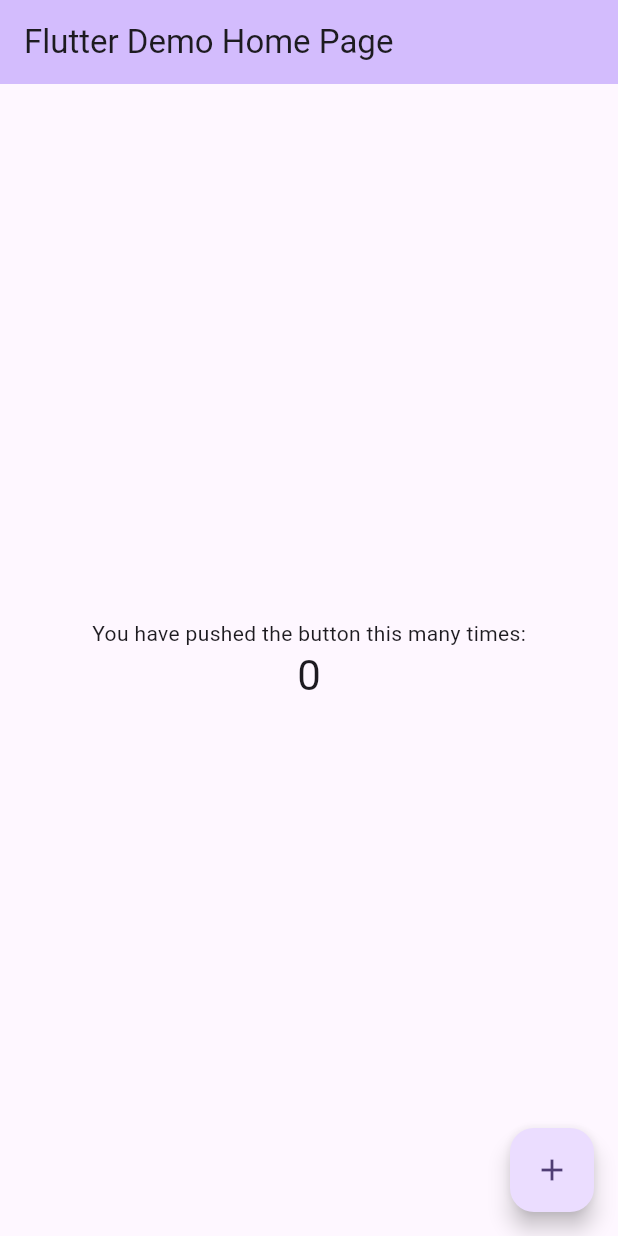
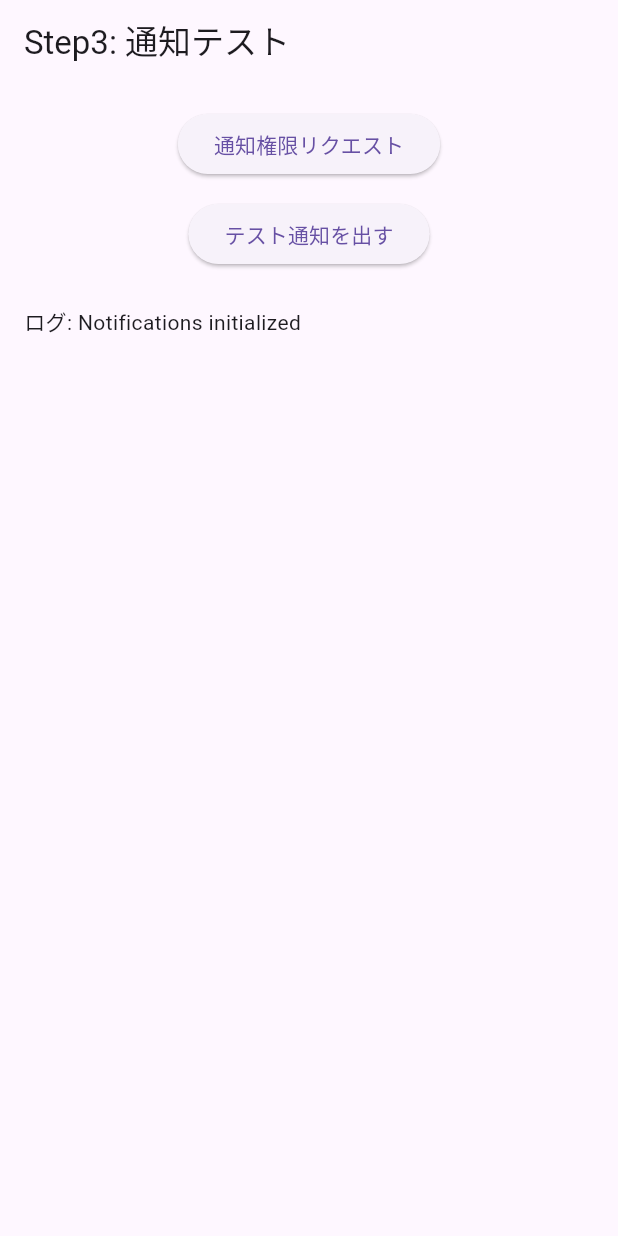
Before and after one commit to toyotarou/test_flutter_geofencing_sample2, a Flutter app: the screen it shows after launch, on a phone screen of 412 x 824 dp. Run offline on Flutter 3.47's test engine with Material 3 defaults, Android fonts, the phone set to English and light mode, and no system bars; our stand-ins replace flutter_local_notifications, permission_handler.

Commit message:
commit 20260226 step3

```diff
--- a/lib/main.dart
+++ b/lib/main.dart
@@ -1,121 +1,98 @@
+import 'dart:typed_data';
+
 import 'package:flutter/material.dart';
+import 'package:flutter_local_notifications/flutter_local_notifications.dart';
+import 'package:permission_handler/permission_handler.dart';
 
-void main() {
+void main() async {
+  WidgetsFlutterBinding.ensureInitialized();
   runApp(const MyApp());
 }
 
 class MyApp extends StatelessWidget {
   const MyApp({super.key});
 
-  // This widget is the root of your application.
   @override
   Widget build(BuildContext context) {
-    return MaterialApp(
-      title: 'Flutter Demo',
-      theme: ThemeData(
-        // This is the theme of your application.
-        //
-        // TRY THIS: Try running your application with "flutter run". You'll see
-        // the application has a purple toolbar. Then, without quitting the app,
-        // try changing the seedColor in the colorScheme below to Colors.green
-        // and then invoke "hot reload" (save your changes or press the "hot
-        // reload" button in a Flutter-supported IDE, or press "r" if you used
-        // the command line to start the app).
-        //
-        // Notice that the counter didn't reset back to zero; the application
-        // state is not lost during the reload. To reset the state, use hot
-        // restart instead.
-        //
-        // This works for code too, not just values: Most code changes can be
-        // tested with just a hot reload.
-        colorScheme: .fromSeed(seedColor: Colors.deepPurple),
-      ),
-      home: const MyHomePage(title: 'Flutter Demo Home Page'),
-    );
+    return const MaterialApp(home: Home());
   }
 }
 
-class MyHomePage extends StatefulWidget {
-  const MyHomePage({super.key, required this.title});
-
-  // This widget is the home page of your application. It is stateful, meaning
-  // that it has a State object (defined below) that contains fields that affect
-  // how it looks.
-
-  // This class is the configuration for the state. It holds the values (in this
-  // case the title) provided by the parent (in this case the App widget) and
-  // used by the build method of the State. Fields in a Widget subclass are
-  // always marked "final".
-
-  final String title;
+class Home extends StatefulWidget {
+  const Home({super.key});
 
   @override
-  State<MyHomePage> createState() => _MyHomePageState();
+  State<Home> createState() => _HomeState();
 }
 
-class _MyHomePageState extends State<MyHomePage> {
-  int _counter = 0;
+class _HomeState extends State<Home> {
+  final FlutterLocalNotificationsPlugin _notifications = FlutterLocalNotificationsPlugin();
 
-  void _incrementCounter() {
-    setState(() {
-      // This call to setState tells the Flutter framework that something has
-      // changed in this State, which causes it to rerun the build method below
-      // so that the display can reflect the updated values. If we changed
-      // _counter without calling setState(), then the build method would not be
-      // called again, and so nothing would appear to happen.
-      _counter++;
-    });
+  String _log = '';
+
+  ///
+  @override
+  void initState() {
+    super.initState();
+
+    _initNotifications();
   }
 
+  ///
+  Future<void> _initNotifications() async {
+    const InitializationSettings initSettings = InitializationSettings(
+      android: AndroidInitializationSettings('@mipmap/ic_launcher'),
+      iOS: DarwinInitializationSettings(),
+    );
+
+    await _notifications.initialize(settings: initSettings);
+
+    setState(() => _log = 'Notifications initialized');
+  }
+
+  ///
+  Future<void> _requestNotificationPermission() async {
+    await Permission.notification.request();
+    setState(() => _log = 'Permission.notification requested');
+  }
+
+  ///
+  Future<void> _showTestNotification() async {
+    final AndroidNotificationDetails androidDetails = AndroidNotificationDetails(
+      'test',
+      'Test',
+      channelDescription: 'test notification',
+      importance: Importance.max,
+      priority: Priority.high,
+      vibrationPattern: Int64List.fromList(<int>[0, 400, 200, 400]),
+    );
+
+    await _notifications.show(
+      id: 1,
+      title: 'テスト通知',
+      body: '通知が出れば OK（振動も確認）',
+      notificationDetails: NotificationDetails(android: androidDetails),
+    );
+
+    setState(() => _log = 'Notification shown');
+  }
+
+  ///
   @override
   Widget build(BuildContext context) {
-    // This method is rerun every time setState is called, for instance as done
-    // by the _incrementCounter method above.
-    //
-    // The Flutter framework has been optimized to make rerunning build methods
-    // fast, so that you can just rebuild anything that needs updating rather
-    // than having to individually change instances of widgets.
     return Scaffold(
-      appBar: AppBar(
-        // TRY THIS: Try changing the color here to a specific color (to
-        // Colors.amber, perhaps?) and trigger a hot reload to see the AppBar
-        // change color while the other colors stay the same.
-        backgroundColor: Theme.of(context).colorScheme.inversePrimary,
-        // Here we take the value from the MyHomePage object that was created by
-        // the App.build method, and use it to set our appbar title.
-        title: Text(widget.title),
-      ),
-      body: Center(
-        // Center is a layout widget. It takes a single child and positions it
-        // in the middle of the parent.
+      appBar: AppBar(title: const Text('Step3: 通知テスト')),
+      body: Padding(
+        padding: const EdgeInsets.all(16),
         child: Column(
-          // Column is also a layout widget. It takes a list of children and
-          // arranges them vertically. By default, it sizes itself to fit its
-          // children horizontally, and tries to be as tall as its parent.
-          //
-          // Column has various properties to control how it sizes itself and
-          // how it positions its children. Here we use mainAxisAlignment to
-          // center the children vertically; the main axis here is the vertical
-          // axis because Columns are vertical (the cross axis would be
-          // horizontal).
-          //
-          // TRY THIS: Invoke "debug painting" (choose the "Toggle Debug Paint"
-          // action in the IDE, or press "p" in the console), to see the
-          // wireframe for each widget.
-          mainAxisAlignment: .center,
-          children: [
-            const Text('You have pushed the button this many times:'),
-            Text(
-              '$_counter',
-              style: Theme.of(context).textTheme.headlineMedium,
-            ),
+          children: <Widget>[
+            ElevatedButton(onPressed: _requestNotificationPermission, child: const Text('通知権限リクエスト')),
+            const SizedBox(height: 12),
+            ElevatedButton(onPressed: _showTestNotification, child: const Text('テスト通知を出す')),
+            const SizedBox(height: 24),
+            Align(alignment: Alignment.centerLeft, child: Text('ログ: $_log')),
           ],
         ),
-      ),
-      floatingActionButton: FloatingActionButton(
-        onPressed: _incrementCounter,
-        tooltip: 'Increment',
-        child: const Icon(Icons.add),
       ),
     );
   }
```
Also changed, not shown: pubspec.yaml (+7 -66 lines), 2 other files.
